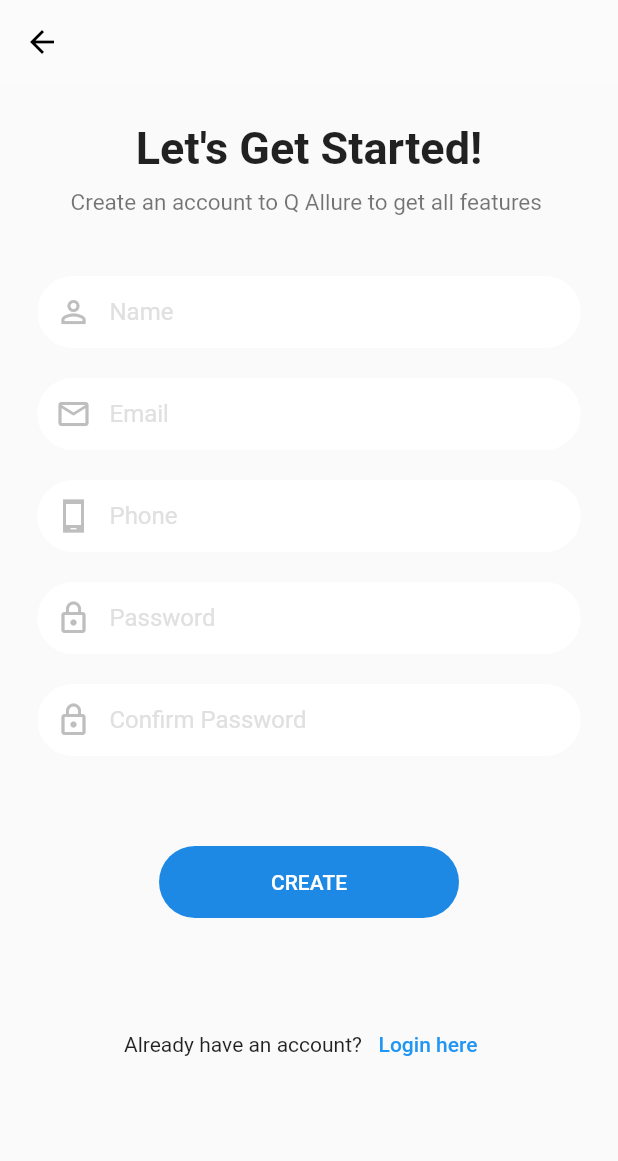
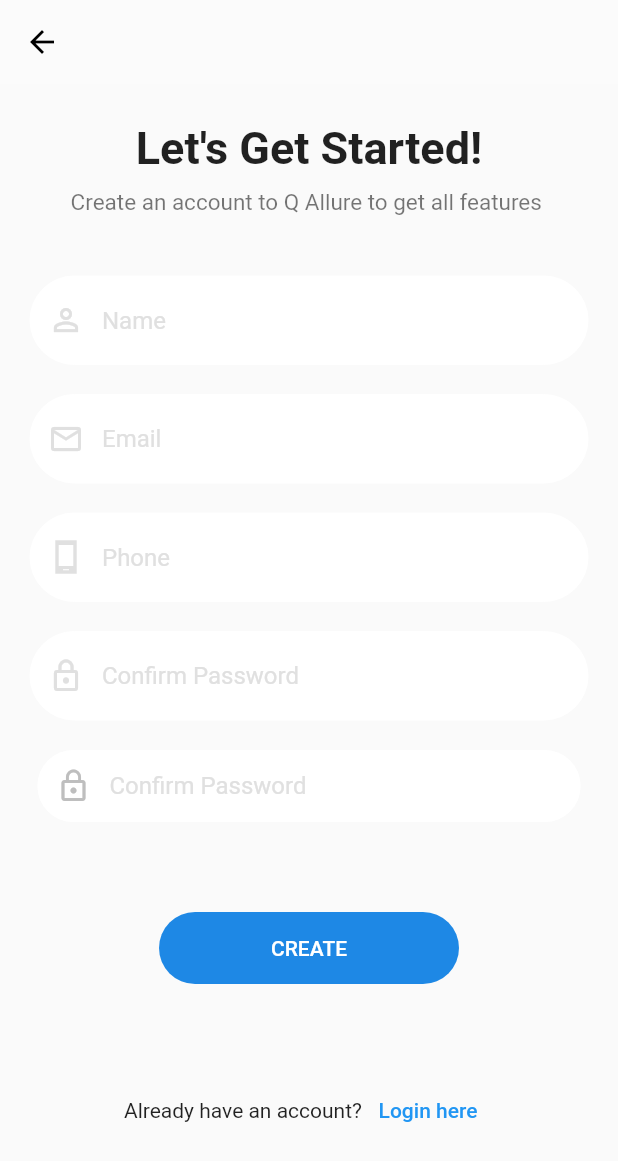
Before and after one commit to EslamShaban74/login_register_screens, a Flutter app: the screen it shows after launch, after a tap on "Sign Up", on a phone screen of 412 x 824 dp. Shown: the top 1161 px of the screen. Run offline on Flutter 3.47's test engine with Material 2 defaults, Android fonts, the phone set to English and light mode, and no system bars; our stand-ins replace hexcolor; missing offline and left inert: flutter_statusbarcolor; network calls fail.

Commit message:
simple login and register screen

```diff
--- a/lib/modules/login_screen/login_screen.dart
+++ b/lib/modules/login_screen/login_screen.dart
@@ -1,10 +1,7 @@
 import 'package:flutter/cupertino.dart';
 import 'package:flutter/material.dart';
 import 'package:hexcolor/hexcolor.dart';
-import 'package:login_register/modules/register_screen/register_screen.dart';
 import 'package:login_register/shared/components/components.dart';
-
-import '../../login.dart';
 
 class LoginScreen extends StatefulWidget {
   @override
@@ -16,7 +13,10 @@ class _LoginScreenState extends State<LoginScreen> {
   void initState() {
     // TODO: implement initState
     super.initState();
-    focusNode.addListener(() {
+    focusNodeEmail.addListener(() {
+      setState(() {});
+    });
+    focusNodePassword.addListener(() {
       setState(() {});
     });
   }
@@ -25,7 +25,8 @@ class _LoginScreenState extends State<LoginScreen> {
 
   var passwordController = TextEditingController();
 
-  FocusNode focusNode = FocusNode();
+  FocusNode focusNodeEmail = FocusNode();
+  FocusNode focusNodePassword = FocusNode();
 
   @override
   Widget build(BuildContext context) {
@@ -59,23 +60,18 @@ class _LoginScreenState extends State<LoginScreen> {
               ),
             ),
             const SizedBox(height: 40.0),
-           InputField('Email', Icons.person_outline),
-            const SizedBox(height: 20.0),
-            InputField('Password', Icons.lock_outline),
+            buildTextFormField(
+              focusNode: focusNodeEmail,
+              text: 'Email',
+              prefix: Icons.person_outline,
+              controller: emailController,
+            ),
             const SizedBox(height: 10.0),
-            Padding(
-              padding: const EdgeInsets.symmetric(horizontal: 20.0),
-              child: Row(
-                mainAxisAlignment: MainAxisAlignment.end,
-                children: [
-                  InkWell(
-                    child: Text(
-                      'Forgot Password?',
-                    ),
-                    onTap: () {},
-                  ),
-                ],
-              ),
+            buildTextFormField(
+              focusNode: focusNodePassword,
+              text: 'Password',
+              prefix: Icons.lock_outline,
+              controller: passwordController,
             ),
             Padding(
               padding: const EdgeInsets.only(top: 20.0),
--- a/lib/modules/register_screen/register_screen.dart
+++ b/lib/modules/register_screen/register_screen.dart
@@ -15,13 +15,30 @@ class _RegisterScreenState extends State<RegisterScreen> {
   TextEditingController passwordController = TextEditingController();
   TextEditingController confirmPasswordController = TextEditingController();
 
-  FocusNode focusNode = FocusNode();
+  FocusNode nameFocusNode = FocusNode();
+  FocusNode emailFocusNode = FocusNode();
+  FocusNode phoneFocusNode = FocusNode();
+  FocusNode passwordFocusNode = FocusNode();
+  FocusNode confirmPasswordFocusNode = FocusNode();
 
   @override
   Widget build(BuildContext context) {
-    focusNode.addListener(() {
+    nameFocusNode.addListener(() {
       setState(() {});
     });
+    emailFocusNode.addListener(() {
+      setState(() {});
+    });
+    phoneFocusNode.addListener(() {
+      setState(() {});
+    });
+    passwordFocusNode.addListener(() {
+      setState(() {});
+    });
+    confirmPasswordFocusNode.addListener(() {
+      setState(() {});
+    });
+
     return Scaffold(
       appBar: AppBar(
         leading: IconButton(
@@ -57,13 +74,33 @@ class _RegisterScreenState extends State<RegisterScreen> {
                   Theme.of(context).textTheme.caption.copyWith(fontSize: 15.0),
             ),
             const SizedBox(height: 40.0),
-            InputField("Name", Icons.person_outline),
+            buildTextFormField(
+              controller: nameController,
+              prefix: Icons.person_outline,
+              text: 'Name',
+              focusNode: nameFocusNode,
+            ),
             const SizedBox(height: 20.0),
-            InputField("Email", Icons.email_outlined),
+            buildTextFormField(
+              controller: emailController,
+              prefix: Icons.email_outlined,
+              text: 'Email',
+              focusNode: emailFocusNode,
+            ),
             const SizedBox(height: 20.0),
-            InputField('Phone', Icons.phone_android_sharp),
+            buildTextFormField(
+              controller: phoneController,
+              prefix: Icons.phone_android_sharp,
+              text: 'Phone',
+              focusNode: phoneFocusNode,
+            ),
             const SizedBox(height: 20.0),
-            InputField('Password', Icons.lock_outline),
+            buildTextFormField(
+              controller: passwordController,
+              prefix: Icons.lock_outline,
+              text: 'Confirm Password',
+              focusNode: confirmPasswordFocusNode,
+            ),
             const SizedBox(height: 20.0),
             InputField('Confirm Password', Icons.lock_outline),
             const SizedBox(height: 60.0),
--- a/lib/shared/components/components.dart
+++ b/lib/shared/components/components.dart
@@ -8,7 +8,7 @@ Widget buildTextFormField(
       padding: const EdgeInsets.symmetric(horizontal: 20.0),
       child: TextFormField(
         controller: controller,
-        focusNode: focusNode??FocusNode,
+        focusNode: focusNode,
         style: TextStyle(
           color: Colors.blue,
         ),
```
